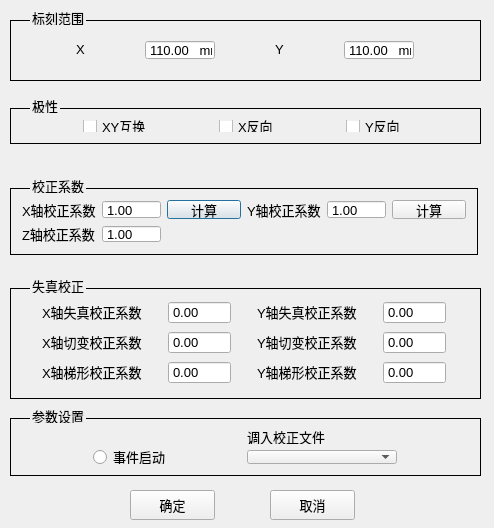
First picture: the form in UFO/ui/MarkAreaSet2.ui, repository cyzzlp/UFO, before the edit.
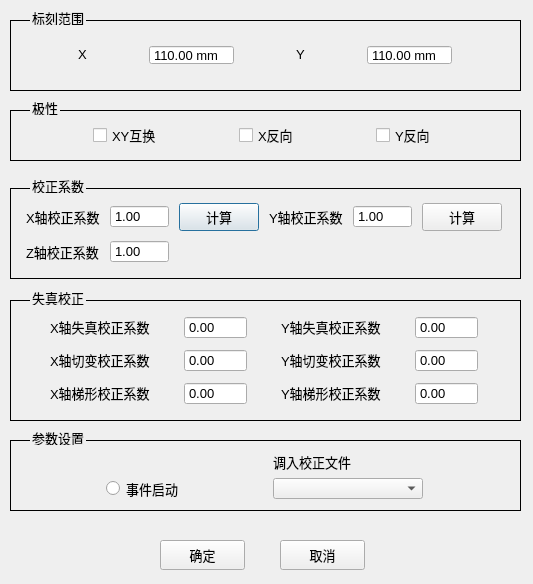
Second picture: the form after the edit.

```diff
--- a/UFO/ui/MarkAreaSet2.ui
+++ b/UFO/ui/MarkAreaSet2.ui
@@ -6,8 +6,8 @@
    <rect>
     <x>0</x>
     <y>0</y>
-    <width>494</width>
-    <height>528</height>
+    <width>533</width>
+    <height>584</height>
    </rect>
   </property>
   <property name="sizePolicy">
@@ -16,6 +16,18 @@
     <verstretch>0</verstretch>
    </sizepolicy>
   </property>
+  <property name="minimumSize">
+   <size>
+    <width>533</width>
+    <height>584</height>
+   </size>
+  </property>
+  <property name="sizeIncrement">
+   <size>
+    <width>533</width>
+    <height>584</height>
+   </size>
+  </property>
   <property name="windowTitle">
    <string>MarkAreaSet2</string>
   </property>
@@ -35,9 +47,9 @@
    <property name="geometry">
     <rect>
      <x>10</x>
-     <y>98</y>
-     <width>471</width>
-     <height>46</height>
+     <y>100</y>
+     <width>511</width>
+     <height>61</height>
     </rect>
    </property>
    <property name="font">
@@ -110,8 +122,8 @@
     <rect>
      <x>10</x>
      <y>178</y>
-     <width>468</width>
-     <height>77</height>
+     <width>511</width>
+     <height>101</height>
     </rect>
    </property>
    <property name="font">
@@ -291,9 +303,9 @@
    <property name="geometry">
     <rect>
      <x>10</x>
-     <y>408</y>
-     <width>471</width>
-     <height>68</height>
+     <y>430</y>
+     <width>511</width>
+     <height>81</height>
     </rect>
    </property>
    <property name="font">
@@ -402,9 +414,9 @@
    <property name="geometry">
     <rect>
      <x>10</x>
-     <y>278</y>
-     <width>471</width>
-     <height>121</height>
+     <y>290</y>
+     <width>511</width>
+     <height>131</height>
     </rect>
    </property>
    <property name="font">
@@ -693,8 +705,8 @@
     <rect>
      <x>10</x>
      <y>10</y>
-     <width>471</width>
-     <height>71</height>
+     <width>511</width>
+     <height>81</height>
     </rect>
    </property>
    <property name="sizePolicy">
@@ -740,13 +752,13 @@
       </property>
       <property name="minimumSize">
        <size>
-        <width>70</width>
+        <width>85</width>
         <height>20</height>
        </size>
       </property>
       <property name="maximumSize">
        <size>
-        <width>70</width>
+        <width>85</width>
         <height>20</height>
        </size>
       </property>
@@ -759,7 +771,7 @@
        <enum>QAbstractSpinBox::NoButtons</enum>
       </property>
       <property name="suffix">
-       <string>   mm</string>
+       <string> mm</string>
       </property>
       <property name="maximum">
        <double>1000.000000000000000</double>
@@ -797,13 +809,13 @@
       </property>
       <property name="minimumSize">
        <size>
-        <width>70</width>
+        <width>85</width>
         <height>20</height>
        </size>
       </property>
       <property name="maximumSize">
        <size>
-        <width>70</width>
+        <width>85</width>
         <height>20</height>
        </size>
       </property>
@@ -816,7 +828,7 @@
        <enum>QAbstractSpinBox::NoButtons</enum>
       </property>
       <property name="suffix">
-       <string>   mm</string>
+       <string> mm</string>
       </property>
       <property name="maximum">
        <double>1000.000000000000000</double>
@@ -831,8 +843,8 @@
   <widget class="QPushButton" name="GetMarkAreaSetting1_2">
    <property name="geometry">
     <rect>
-     <x>130</x>
-     <y>490</y>
+     <x>160</x>
+     <y>540</y>
      <width>85</width>
      <height>30</height>
     </rect>
@@ -849,8 +861,8 @@
   <widget class="QPushButton" name="CancelMarkAreaSetting1_2">
    <property name="geometry">
     <rect>
-     <x>270</x>
-     <y>490</y>
+     <x>280</x>
+     <y>540</y>
      <width>85</width>
      <height>30</height>
     </rect>
```
Left out of the diff: 40 changed lines with no effect on the pictures.
